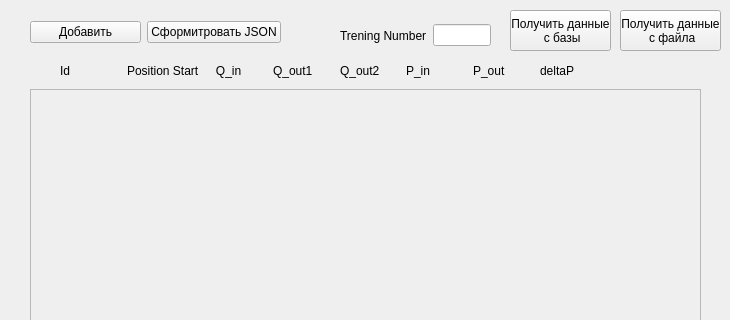
First picture: the form in startValueJSON/mainwindow.ui, repository creusova/startValueJSON, before the edit; both pictures show x 0 to 730 and y 0 to 320 of the 730 by 650 pixel window.
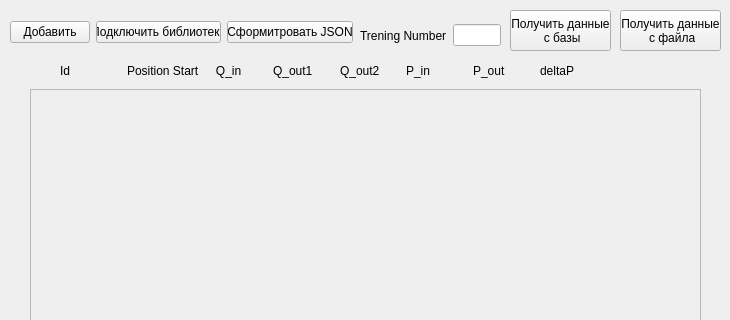
Second picture: the form after the edit.

Diff of the .ui file:
```diff
--- a/startValueJSON/mainwindow.ui
+++ b/startValueJSON/mainwindow.ui
@@ -17,9 +17,9 @@
    <widget class="QWidget" name="verticalLayoutWidget_2">
     <property name="geometry">
      <rect>
-      <x>30</x>
+      <x>10</x>
       <y>20</y>
-      <width>251</width>
+      <width>343</width>
       <height>25</height>
      </rect>
     </property>
@@ -31,6 +31,13 @@
        </property>
       </widget>
      </item>
+     <item>
+      <widget class="QPushButton" name="addLib">
+       <property name="text">
+        <string>Подключить библиотеку</string>
+       </property>
+      </widget>
+     </item>
      <item>
       <widget class="QPushButton" name="JSONButton">
        <property name="text">
@@ -140,9 +147,9 @@
    <widget class="QWidget" name="layoutWidget">
     <property name="geometry">
      <rect>
-      <x>340</x>
+      <x>360</x>
       <y>20</y>
-      <width>151</width>
+      <width>141</width>
       <height>31</height>
      </rect>
     </property>
```
